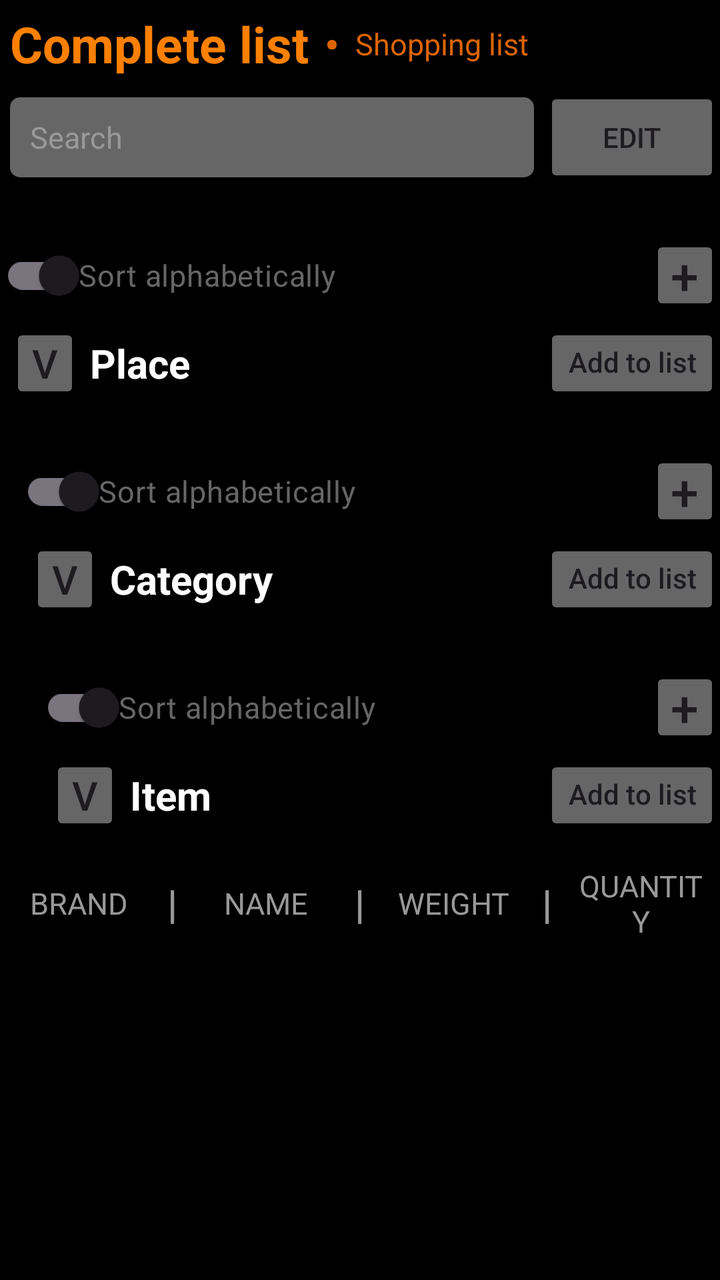
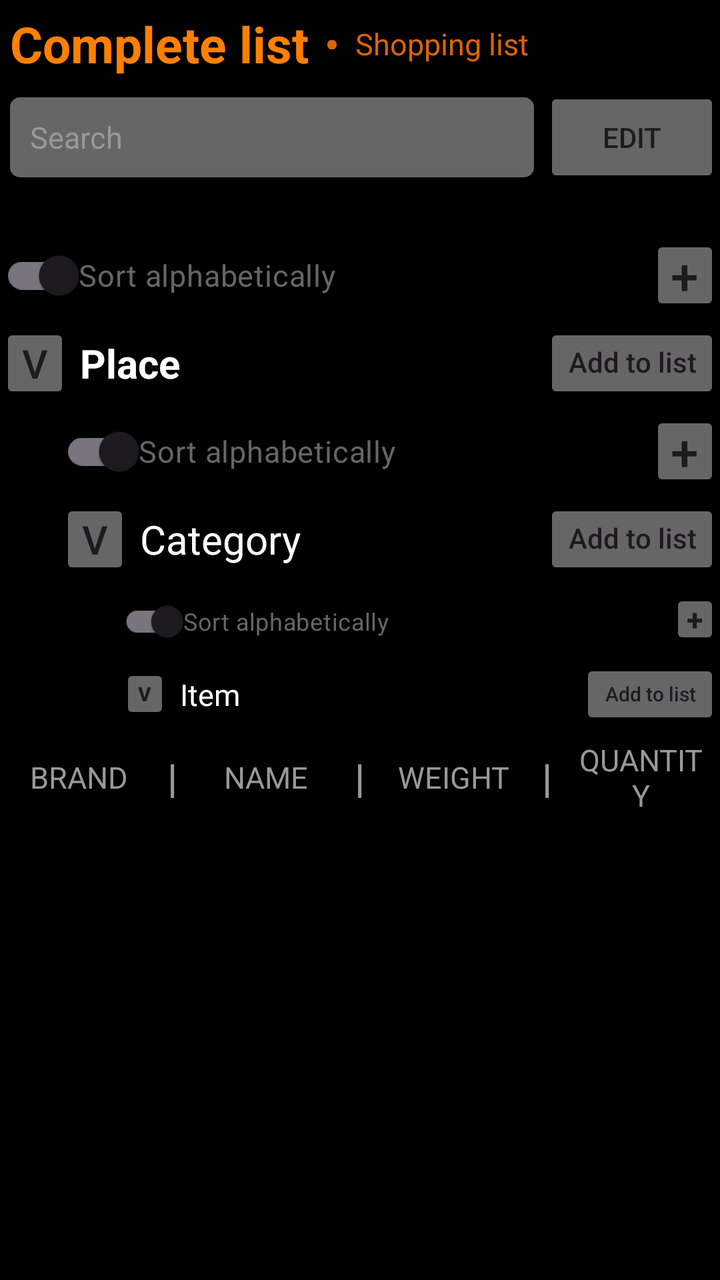

Screens rendered from an Android XML layout before and after an edit, with the pre-edit source and the edit as a unified diff.
<!-- AndroidManifest.xml: application theme Theme.Money -->
<!-- res/layout/complete.xml -->
<?xml version="1.0" encoding="utf-8"?>
<androidx.constraintlayout.widget.ConstraintLayout
    xmlns:android="http://schemas.android.com/apk/res/android"
    xmlns:app="http://schemas.android.com/apk/res-auto"
    android:layout_width="match_parent"
    android:layout_height="match_parent"
    android:background="@color/black">

    <LinearLayout
        android:id="@+id/top_section"

        android:gravity="start"
        android:layout_width="match_parent"
        android:layout_height="wrap_content"
        android:orientation="vertical"
        app:layout_constraintStart_toStartOf="parent"
        app:layout_constraintEnd_toEndOf="parent"
        app:layout_constraintTop_toTopOf="parent">

        <LinearLayout
            android:id="@+id/action_bar"
            android:gravity="center"
            android:layout_height="wrap_content"
            android:layout_width="wrap_content"
            android:orientation="horizontal"
            app:layout_constraintStart_toStartOf="parent"
            app:layout_constraintTop_toTopOf="parent">

            <TextView
                android:id="@+id/a_complete"
                android:text="@string/a_complete"

                android:layout_width="wrap_content"
                android:layout_height="wrap_content"
                android:padding="5dp"
                android:textColor="#ff8000"
                android:textSize="25sp"
                android:textStyle="bold"/>

            <TextView
                android:text="@string/a_separator"

                android:layout_height="wrap_content"
                android:layout_width="wrap_content"
                android:padding="3dp"
                android:textColor="#dc6500"
                android:textSize="20sp"
                android:textStyle="bold"/>

            <TextView
                android:id="@+id/a_shopping"
                android:text="@string/a_shopping"

                android:layout_height="wrap_content"
                android:layout_width="wrap_content"
                android:padding="5dp"
                android:textColor="#dc6500"
                android:textSize="15sp"
                android:clickable="true"
                android:focusable="true"/>
        </LinearLayout>

        <LinearLayout
            android:id="@+id/search_bar"

            android:gravity="center"
            android:layout_width="match_parent"
            android:layout_height="wrap_content"
            android:orientation="horizontal">

            <EditText
                android:id="@+id/a_search"
                android:background="@drawable/search_background"
                android:hint="@string/a_search"

                android:layout_width="0dp"
                android:layout_height="40dp"
                android:layout_weight="1"
                android:layout_marginStart="5dp"
                android:layout_marginEnd="5dp"
                android:padding="10dp"
                android:importantForAutofill="no"
                android:inputType="text"
                android:textColorHint="#999999"
                android:textColor="#FFFFFF"
                android:textSize="15sp"/>

            <androidx.appcompat.widget.AppCompatButton
                android:id="@+id/c_edit"
                android:text="@string/c_edit"

                android:layout_width="wrap_content"
                android:layout_height="50dp"
                android:backgroundTint="#666666"/>
        </LinearLayout>
    </LinearLayout>

    <ScrollView
        android:id="@+id/scroll_view"

        android:layout_width="match_parent"
        android:layout_height="0dp"
        android:layout_marginTop="20dp"
        android:fillViewport="true"

        app:layout_constraintTop_toBottomOf="@id/top_section"
        app:layout_constraintBottom_toBottomOf="parent"
        app:layout_constraintStart_toStartOf="parent"
        app:layout_constraintEnd_toEndOf="parent">

        <LinearLayout
            android:id="@+id/scroll"

            android:layout_width="match_parent"
            android:layout_height="wrap_content"
            android:orientation="vertical">

        <LinearLayout
            android:id="@+id/group"

            android:layout_width="match_parent"
            android:layout_height="wrap_content"
            android:orientation="vertical">

                <LinearLayout
                    android:id="@+id/place_section"

                    android:layout_width="match_parent"
                    android:layout_height="wrap_content"
                    android:orientation="vertical">

                    <LinearLayout
                        android:id="@+id/edit_place_bar"

                        android:layout_width="match_parent"
                        android:layout_height="wrap_content"
                        android:orientation="horizontal"
                        android:gravity="center_vertical">

                        <androidx.appcompat.widget.SwitchCompat
                            android:id="@+id/c_p_sort"
                            android:text="@string/c_p_sort"

                            android:layoutDirection="rtl"
                            android:layout_width="0dp"
                            android:layout_height="wrap_content"
                            android:layout_weight="1"

                            android:textColor="#666666"
                            android:textSize="15sp"
                            android:clickable="true"
                            android:focusable="true"/>

                        <androidx.appcompat.widget.AppCompatButton
                            android:id="@+id/c_p_add"

                            android:layout_width="35dp"
                            android:layout_height="40dp"
                            android:backgroundTint="#666666"
                            android:text="@string/c_p_add"
                            android:textSize="25sp"
                            android:textColor="#1d1b20"
                            android:padding="0dp"
                            android:insetTop="0dp"
                            android:insetBottom="0dp"
                            android:gravity="center"/>
                    </LinearLayout>

                    <LinearLayout
                        android:id="@+id/place_bar"

                        android:layout_width="match_parent"
                        android:layout_height="wrap_content"
                        android:orientation="horizontal"
                        android:layout_marginStart="5dp">

                        <androidx.appcompat.widget.AppCompatButton
                            android:id="@+id/a_p_expand"

                            android:layout_width="35dp"
                            android:layout_height="40dp"
                            android:backgroundTint="#666666"
                            android:text="@string/a_p_expand"
                            android:textSize="20sp"
                            android:textColor="#1d1b20"
                            android:padding="0dp"
                            android:insetTop="0dp"
                            android:insetBottom="0dp"
                            android:gravity="center"/>

                        <TextView
                            android:id="@+id/a_p_name"
                            android:text="@string/a_p_name"

                            android:layout_width="wrap_content"
                            android:layout_height="wrap_content"
                            android:padding="5dp"
                            android:textColor="#FFFFFF"
                            android:textSize="20sp"
                            android:textStyle="bold"
                            android:layout_weight="1"/>

                        <androidx.appcompat.widget.AppCompatButton
                            android:id="@+id/c_p_add_list"

                            android:layout_width="wrap_content"
                            android:layout_height="40dp"
                            android:backgroundTint="#666666"
                            android:text="@string/c_p_add_list"
                            android:textColor="#1d1b20"
                            android:padding="0dp"
                            android:insetTop="0dp"
                            android:insetBottom="0dp"
                            android:gravity="center"
                            android:includeFontPadding="false"
                            android:textAllCaps="false"
                            android:layout_gravity="center_vertical"/>
                    </LinearLayout>
                </LinearLayout>

                <LinearLayout
                    android:id="@+id/category_section"

                    android:layout_width="match_parent"
                    android:layout_height="wrap_content"
                    android:orientation="vertical"
                    android:layout_marginTop="20dp"
                    android:layout_marginStart="10dp">

                    <LinearLayout
                        android:id="@+id/edit_category_bar"

                        android:layout_width="match_parent"
                        android:layout_height="wrap_content"
                        android:orientation="horizontal"
                        android:gravity="center_vertical">

                        <androidx.appcompat.widget.SwitchCompat
                            android:id="@+id/c_c_sort"
                            android:text="@string/c_c_sort"

                            android:layoutDirection="rtl"
                            android:layout_width="0dp"
                            android:layout_height="wrap_content"
                            android:layout_weight="1"

                            android:textColor="#666666"
                            android:textSize="15sp"
                            android:clickable="true"
                            android:focusable="true"/>

                        <androidx.appcompat.widget.AppCompatButton
                            android:id="@+id/c_c_add"

                            android:layout_width="35dp"
                            android:layout_height="40dp"
                            android:backgroundTint="#666666"
                            android:text="@string/c_c_add"
                            android:textSize="25sp"
                            android:textColor="#1d1b20"
                            android:padding="0dp"
                            android:insetTop="0dp"
                            android:insetBottom="0dp"
                            android:gravity="center"/>
                    </LinearLayout>

                    <LinearLayout
                        android:id="@+id/category_bar"

                        android:layout_width="match_parent"
                        android:layout_height="wrap_content"
                        android:orientation="horizontal"
                        android:layout_marginStart="5dp">

                        <androidx.appcompat.widget.AppCompatButton
                            android:id="@+id/a_c_expand"

                            android:layout_width="35dp"
                            android:layout_height="40dp"
                            android:backgroundTint="#666666"
                            android:text="@string/a_p_expand"
                            android:textSize="20sp"
                            android:textColor="#1d1b20"
                            android:padding="0dp"
                            android:insetTop="0dp"
                            android:insetBottom="0dp"
                            android:gravity="center"/>

                        <TextView
                            android:id="@+id/a_c_name"
                            android:text="@string/a_c_name"

                            android:layout_width="wrap_content"
                            android:layout_height="wrap_content"
                            android:padding="5dp"
                            android:textColor="#FFFFFF"
                            android:textSize="20sp"
                            android:textStyle="bold"
                            android:layout_weight="1"/>

                        <androidx.appcompat.widget.AppCompatButton
                            android:id="@+id/c_c_add_list"

                            android:layout_width="wrap_content"
                            android:layout_height="40dp"
                            android:backgroundTint="#666666"
                            android:text="@string/c_p_add_list"
                            android:textColor="#1d1b20"
                            android:padding="0dp"
                            android:insetTop="0dp"
                            android:insetBottom="0dp"
                            android:gravity="center"
                            android:includeFontPadding="false"
                            android:textAllCaps="false"
                            android:layout_gravity="center_vertical"/>

                    </LinearLayout>
                </LinearLayout>

                <LinearLayout
                    android:id="@+id/item_section"

                    android:layout_width="match_parent"
                    android:layout_height="wrap_content"
                    android:orientation="vertical"
                    android:layout_marginTop="20dp">

                    <LinearLayout
                        android:id="@+id/edit_item_bar"

                        android:layout_width="match_parent"
                        android:layout_height="wrap_content"
                        android:orientation="horizontal"
                        android:gravity="center_vertical"
                        android:layout_marginStart="20dp">

                        <androidx.appcompat.widget.SwitchCompat
                            android:id="@+id/c_i_sort"
                            android:text="@string/c_i_sort"

                            android:layoutDirection="rtl"
                            android:layout_width="0dp"
                            android:layout_height="wrap_content"
                            android:layout_weight="1"

                            android:textColor="#666666"
                            android:textSize="15sp"
                            android:clickable="true"
                            android:focusable="true"/>

                        <androidx.appcompat.widget.AppCompatButton
                            android:id="@+id/c_i_add"

                            android:layout_width="35dp"
                            android:layout_height="40dp"
                            android:backgroundTint="#666666"
                            android:text="@string/c_p_add"
                            android:textSize="25sp"
                            android:textColor="#1d1b20"
                            android:padding="0dp"
                            android:insetTop="0dp"
                            android:insetBottom="0dp"
                            android:gravity="center"/>
                    </LinearLayout>

                    <LinearLayout
                        android:id="@+id/item_bar"

                        android:layout_width="match_parent"
                        android:layout_height="wrap_content"
                        android:orientation="horizontal"
                        android:layout_marginStart="25dp">

                        <androidx.appcompat.widget.AppCompatButton
                            android:id="@+id/a_i_expand"

                            android:layout_width="35dp"
                            android:layout_height="40dp"
                            android:backgroundTint="#666666"
                            android:text="@string/a_p_expand"
                            android:textSize="20sp"
                            android:textColor="#1d1b20"
                            android:padding="0dp"
                            android:insetTop="0dp"
                            android:insetBottom="0dp"
                            android:gravity="center"/>

                        <TextView
                            android:id="@+id/a_i_name"
                            android:text="@string/a_i_name"

                            android:layout_width="wrap_content"
                            android:layout_height="wrap_content"
                            android:padding="5dp"
                            android:textColor="#FFFFFF"
                            android:textSize="20sp"
                            android:textStyle="bold"
                            android:layout_weight="1"/>

                        <androidx.appcompat.widget.AppCompatButton
                            android:id="@+id/c_i_add_list"

                            android:layout_width="wrap_content"
                            android:layout_height="40dp"
                            android:backgroundTint="#666666"
                            android:text="@string/c_p_add_list"
                            android:textColor="#1d1b20"
                            android:padding="0dp"
                            android:insetTop="0dp"
                            android:insetBottom="0dp"
                            android:gravity="center"
                            android:includeFontPadding="false"
                            android:textAllCaps="false"
                            android:layout_gravity="center_vertical"/>
                    </LinearLayout>

                    <TableLayout
                        android:id="@+id/item_brand_bar"

                        android:layout_width="match_parent"
                        android:layout_height="wrap_content"
                        android:layout_gravity="center_horizontal"
                        android:stretchColumns="0,2,4,6">

                        <TableRow
                            android:gravity="center_vertical"
                            android:layout_marginTop="10dp"
                            android:fillViewport="true"
                            app:layout_constraintTop_toBottomOf="@id/item_bar"
                            >

                            <TextView
                                android:id="@+id/a_b_brand"
                                android:text="@string/a_b_brand"

                                android:layout_width="0dp"
                                android:layout_height="wrap_content"
                                android:layout_weight="1"
                                android:padding="5dp"
                                android:gravity="center"
                                android:textColor="#999999"
                                android:textSize="15sp"/>

                            <TextView
                                android:text="@string/a_s2"

                                android:layout_width="wrap_content"
                                android:layout_height="wrap_content"
                                android:padding="5dp"
                                android:textColor="#999999"
                                android:textSize="20sp"
                                android:textStyle="bold"/>

                            <TextView
                                android:id="@+id/a_b_name"
                                android:text="@string/a_b_name"

                                android:layout_width="0dp"
                                android:layout_height="wrap_content"
                                android:layout_weight="1"
                                android:padding="5dp"
                                android:gravity="center"
                                android:textColor="#999999"
                                android:textSize="15sp"/>

                            <TextView
                                android:text="@string/a_s2"

                                android:layout_width="wrap_content"
                                android:layout_height="wrap_content"
                                android:padding="5dp"
                                android:textColor="#999999"
                                android:textSize="20sp"
                                android:textStyle="bold"/>

                            <TextView
                                android:id="@+id/a_b_weight"
                                android:text="@string/a_b_weight"

                                android:layout_width="0dp"
                                android:layout_height="wrap_content"
                                android:layout_weight="1"
                                android:padding="5dp"
                                android:gravity="center"
                                android:textColor="#999999"
                                android:textSize="15sp"/>

                            <TextView
                                android:text="@string/a_s2"

                                android:layout_width="wrap_content"
                                android:layout_height="wrap_content"
                                android:padding="5dp"
                                android:textColor="#999999"
                                android:textSize="20sp"
                                android:textStyle="bold"/>

                            <TextView
                                android:id="@+id/a_b_quantity"
                                android:text="@string/a_b_quantity"

                                android:layout_width="0dp"
                                android:layout_height="wrap_content"
                                android:layout_weight="1"
                                android:padding="5dp"
                                android:gravity="center"
                                android:textColor="#999999"
                                android:textSize="15sp"/>

                        </TableRow>

                    </TableLayout>
                </LinearLayout>
            </LinearLayout>
        </LinearLayout>
    </ScrollView>
</androidx.constraintlayout.widget.ConstraintLayout>
<!-- resources referenced by this layout -->
<resources>
  <color name="black">#FF000000</color>
  <!-- drawable search_background (drawable) -->
  <shape xmlns:android="http://schemas.android.com/apk/res/android">
      <solid android:color="#666666"/>
      <corners android:radius="5dp"/>
  <stroke
      android:color="#666666" />
  </shape>
  <string name="a_b_brand">       BRAND</string>
  <string name="a_b_name">        NAME</string>
  <string name="a_b_quantity">    QUANTITY</string>
  <string name="a_b_weight">      WEIGHT</string>
  <string name="a_c_name">        Category</string>
  <string name="a_complete">      Complete list</string>
  <string name="a_i_name">        Item</string>
  <string name="a_p_expand">      v</string>
  <string name="a_p_name">        Place</string>
  <string name="a_s2">            |</string>
  <string name="a_search">        Search</string>
  <string name="a_separator">     •</string>
  <string name="a_shopping">      Shopping list</string>
  <string name="c_c_add">         +</string>
  <string name="c_c_sort">        Sort alphabetically</string>
  <string name="c_edit">          Edit</string>
  <string name="c_i_sort">        Sort alphabetically</string>
  <string name="c_p_add">         +</string>
  <string name="c_p_add_list">    Add to list</string>
  <string name="c_p_sort">        Sort alphabetically</string>
  <style name="Theme.Money" parent="Theme.Material3.DayNight.NoActionBar">
          
          <item name="colorPrimary">@color/purple_500</item>
          <item name="colorPrimaryVariant">@color/purple_700</item>
          <item name="colorOnPrimary">@color/white</item>
          
          <item name="colorSecondary">@color/teal_200</item>
          <item name="colorSecondaryVariant">@color/teal_700</item>
          <item name="colorOnSecondary">@color/black</item>
          
          <item name="android:statusBarColor">?attr/colorPrimaryVariant</item>
          
      </style>
  <color name="purple_500">#dc6500</color>
  <color name="purple_700">#dc6500</color>
  <color name="white">#FFFFFFFF</color>
  <color name="teal_200">#ff8000</color>
  <color name="teal_700">#ff8000</color>
</resources>

<!-- the commit's change to res/layout/complete.xml (unified diff, before → after) -->
@@ -171,8 +171,7 @@
 
                         android:layout_width="match_parent"
                         android:layout_height="wrap_content"
-                        android:orientation="horizontal"
-                        android:layout_marginStart="5dp">
+                        android:orientation="horizontal">
 
                         <androidx.appcompat.widget.AppCompatButton
                             android:id="@+id/a_p_expand"
@@ -224,8 +223,7 @@
                     android:layout_width="match_parent"
                     android:layout_height="wrap_content"
                     android:orientation="vertical"
-                    android:layout_marginTop="20dp"
-                    android:layout_marginStart="10dp">
+                    android:layout_marginStart="30dp">
 
                     <LinearLayout
                         android:id="@+id/edit_category_bar"
@@ -269,8 +267,7 @@
 
                         android:layout_width="match_parent"
                         android:layout_height="wrap_content"
-                        android:orientation="horizontal"
-                        android:layout_marginStart="5dp">
+                        android:orientation="horizontal">
 
                         <androidx.appcompat.widget.AppCompatButton
                             android:id="@+id/a_c_expand"
@@ -295,7 +292,6 @@
                             android:padding="5dp"
                             android:textColor="#FFFFFF"
                             android:textSize="20sp"
-                            android:textStyle="bold"
                             android:layout_weight="1"/>
 
                         <androidx.appcompat.widget.AppCompatButton
@@ -322,8 +318,7 @@
 
                     android:layout_width="match_parent"
                     android:layout_height="wrap_content"
-                    android:orientation="vertical"
-                    android:layout_marginTop="20dp">
+                    android:orientation="vertical">
 
                     <LinearLayout
                         android:id="@+id/edit_item_bar"
@@ -332,7 +327,7 @@
                         android:layout_height="wrap_content"
                         android:orientation="horizontal"
                         android:gravity="center_vertical"
-                        android:layout_marginStart="20dp">
+                        android:layout_marginStart="60dp">
 
                         <androidx.appcompat.widget.SwitchCompat
                             android:id="@+id/c_i_sort"
@@ -340,27 +335,35 @@
 
                             android:layoutDirection="rtl"
                             android:layout_width="0dp"
-                            android:layout_height="wrap_content"
+                            android:layout_height="40dp"
                             android:layout_weight="1"
+                            android:minHeight="0dp"
+                            android:paddingTop="0dp"
+                            android:paddingBottom="0dp"
 
                             android:textColor="#666666"
+                            android:scaleX="0.8"
+                            android:scaleY="0.8"
                             android:textSize="15sp"
                             android:clickable="true"
-                            android:focusable="true"/>
+                            android:focusable="true"
+                            android:transformPivotX="0dp"
+                            android:transformPivotY="25dp"/>
 
                         <androidx.appcompat.widget.AppCompatButton
                             android:id="@+id/c_i_add"
 
-                            android:layout_width="35dp"
-                            android:layout_height="40dp"
+                            android:layout_width="25dp"
+                            android:layout_height="30dp"
                             android:backgroundTint="#666666"
                             android:text="@string/c_p_add"
-                            android:textSize="25sp"
-                            android:textColor="#1d1b20"
-                            android:padding="0dp"
-                            android:insetTop="0dp"
-                            android:insetBottom="0dp"
-                            android:gravity="center"/>
+                            android:textSize="15sp"
+                            android:textColor="#1d1b20"
+                            android:padding="0dp"
+                            android:insetTop="0dp"
+                            android:insetBottom="0dp"
+                            android:gravity="center"
+                            android:textStyle="bold"/>
                     </LinearLayout>
 
                     <LinearLayout
@@ -369,39 +372,40 @@
                         android:layout_width="match_parent"
                         android:layout_height="wrap_content"
                         android:orientation="horizontal"
-                        android:layout_marginStart="25dp">
+                        android:layout_marginStart="60dp">
 
                         <androidx.appcompat.widget.AppCompatButton
                             android:id="@+id/a_i_expand"
 
-                            android:layout_width="35dp"
-                            android:layout_height="40dp"
-                            android:backgroundTint="#666666"
+                            android:layout_width="25dp"
+                            android:layout_height="30dp"
+                            android:backgroundTint="#666666"
+                            android:gravity="center"
+                            android:insetTop="0dp"
+                            android:insetBottom="0dp"
+                            android:padding="0dp"
                             android:text="@string/a_p_expand"
-                            android:textSize="20sp"
-                            android:textColor="#1d1b20"
-                            android:padding="0dp"
-                            android:insetTop="0dp"
-                            android:insetBottom="0dp"
-                            android:gravity="center"/>
+                            android:textColor="#1d1b20"
+                            android:textSize="10sp"
+                            android:textStyle="bold" />
 
                         <TextView
                             android:id="@+id/a_i_name"
                             android:text="@string/a_i_name"
 
-                            android:layout_width="wrap_content"
-                            android:layout_height="wrap_content"
+                            android:layout_width="match_parent"
+                            android:layout_height="match_parent"
                             android:padding="5dp"
                             android:textColor="#FFFFFF"
-                            android:textSize="20sp"
-                            android:textStyle="bold"
-                            android:layout_weight="1"/>
+                            android:textSize="15sp"
+                            android:layout_weight="1"
+                            android:gravity="center_vertical"/>
 
                         <androidx.appcompat.widget.AppCompatButton
                             android:id="@+id/c_i_add_list"
 
-                            android:layout_width="wrap_content"
-                            android:layout_height="40dp"
+                            android:layout_width="70dp"
+                            android:layout_height="35dp"
                             android:backgroundTint="#666666"
                             android:text="@string/c_p_add_list"
                             android:textColor="#1d1b20"
@@ -411,7 +415,8 @@
                             android:gravity="center"
                             android:includeFontPadding="false"
                             android:textAllCaps="false"
-                            android:layout_gravity="center_vertical"/>
+                            android:layout_gravity="center_vertical"
+                            android:textSize="10sp"/>
                     </LinearLayout>
 
                     <TableLayout
@@ -424,7 +429,6 @@
 
                         <TableRow
                             android:gravity="center_vertical"
-                            android:layout_marginTop="10dp"
                             android:fillViewport="true"
                             app:layout_constraintTop_toBottomOf="@id/item_bar"
                             >
